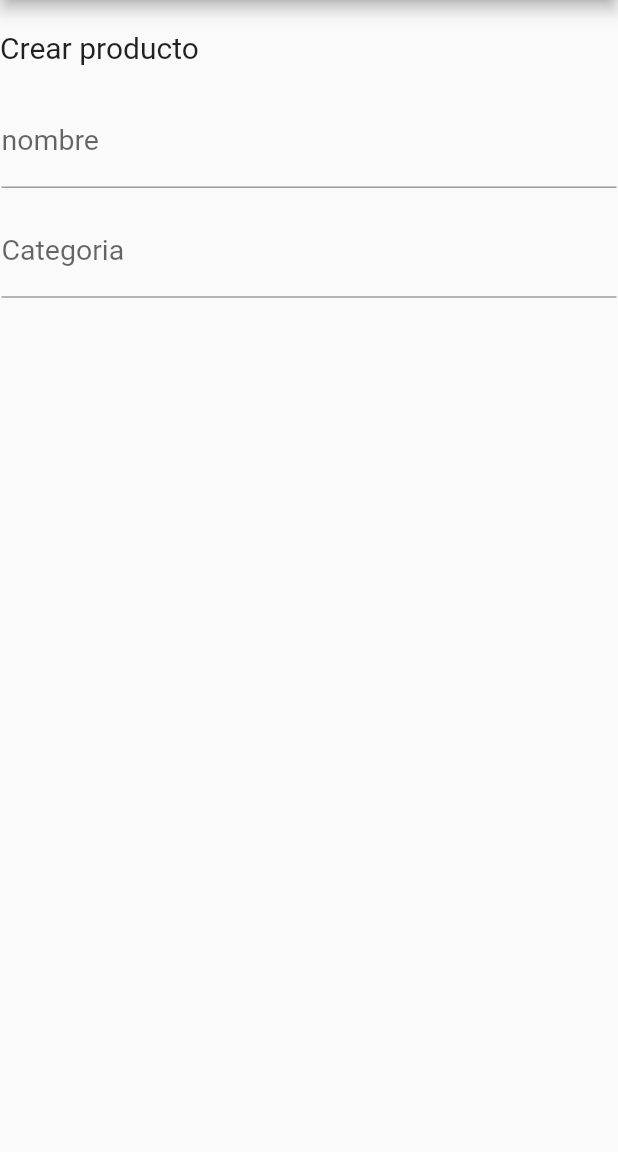
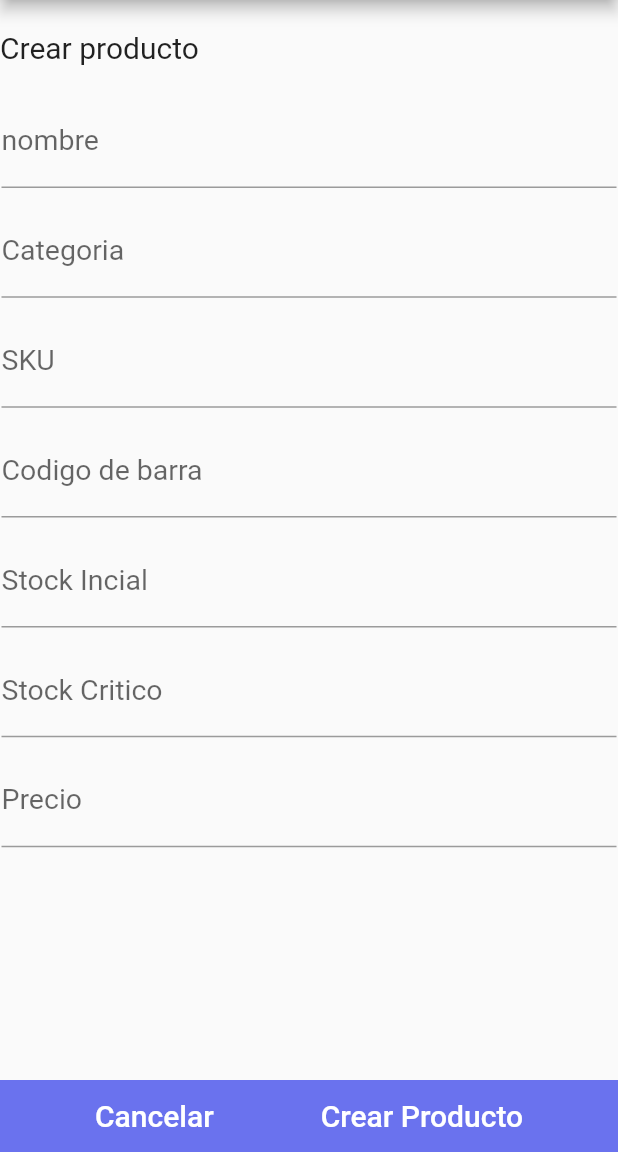
Before and after one commit to CristobalP1/AppBodega, a Flutter app: the CreateProductScreen screen opened by its route, on a phone screen of 412 x 824 dp, the part 84-1236 px from its top. Run offline on Flutter 3.47's test engine with Material 2 defaults, Android fonts, the phone set to English and light mode, and no system bars; our stand-ins replace flutter_speed_dial.

```diff
--- a/lib/screens/create_category_screen.dart
+++ b/lib/screens/create_category_screen.dart
@@ -55,14 +55,13 @@ class CreateCategoryScreen extends StatelessWidget {
             const SizedBox(
               height: 50,
             ),
-            const ButtonSaveCanceller(
-              title1: 'Cancelar',
-              title2: 'Crear Categoria',
-            )
           ],
         ),
       ),
-      floatingActionButtonLocation: FloatingActionButtonLocation.endTop,
+      bottomSheet: const ButtonSaveCanceller(
+        title1: 'Cancelar',
+        title2: 'Crear Categoria',
+      ),
     );
   }
 }
--- a/lib/screens/create_product_screen.dart
+++ b/lib/screens/create_product_screen.dart
@@ -1,4 +1,5 @@
 import 'package:flutter/material.dart';
+import 'package:flutter_application_1/widget/button_save_canceller.dart';
 import 'package:flutter_application_1/widget/input_form.dart';
 
 class CreateProductScreen extends StatelessWidget {
@@ -46,8 +47,50 @@ class CreateProductScreen extends StatelessWidget {
               labelText: "Categoria",
               hintText: "Lacteos",
             ),
+            SizedBox(
+              height: 10,
+            ),
+            InputForm(
+              labelText: "SKU",
+              hintText: "23231",
+            ),
+            SizedBox(
+              height: 10,
+            ),
+            InputForm(
+              labelText: "Codigo de barra",
+              hintText: "780231223",
+            ),
+            SizedBox(
+              height: 10,
+            ),
+            InputForm(
+              labelText: "Stock Incial",
+              hintText: "23",
+            ),
+            SizedBox(
+              height: 10,
+            ),
+            InputForm(
+              labelText: "Stock Critico",
+              hintText: "3",
+            ),
+            SizedBox(
+              height: 10,
+            ),
+            InputForm(
+              labelText: "Precio",
+              hintText: "3990",
+            ),
+            SizedBox(
+              height: 25,
+            ),
           ],
         ),
+      ),
+      bottomSheet: const ButtonSaveCanceller(
+        title1: 'Cancelar',
+        title2: 'Crear Producto',
       ),
     );
   }
--- a/lib/screens/edit_category_screen.dart
+++ b/lib/screens/edit_category_screen.dart
@@ -62,7 +62,10 @@ class EditCategoryScreen extends StatelessWidget {
           ],
         ),
       ),
-      floatingActionButtonLocation: FloatingActionButtonLocation.endTop,
+      bottomSheet: const ButtonSaveCanceller(
+        title1: 'Cancelar',
+        title2: 'Editar Categoria',
+      ),
     );
   }
 }
--- a/lib/screens/edit_product_screen.dart
+++ b/lib/screens/edit_product_screen.dart
@@ -1,4 +1,5 @@
 import 'package:flutter/material.dart';
+import 'package:flutter_application_1/widget/button_save_canceller.dart';
 
 class EditProductScreen extends StatelessWidget {
   const EditProductScreen({Key? key}) : super(key: key);
@@ -9,6 +10,10 @@ class EditProductScreen extends StatelessWidget {
       body: Center(
         child: Text('EditProductScreen'),
       ),
+      bottomSheet: ButtonSaveCanceller(
+        title1: 'Cancelar',
+        title2: 'Editar Producto',
+      ),
     );
   }
 }
```
Also changed, not shown: 1 other file.
